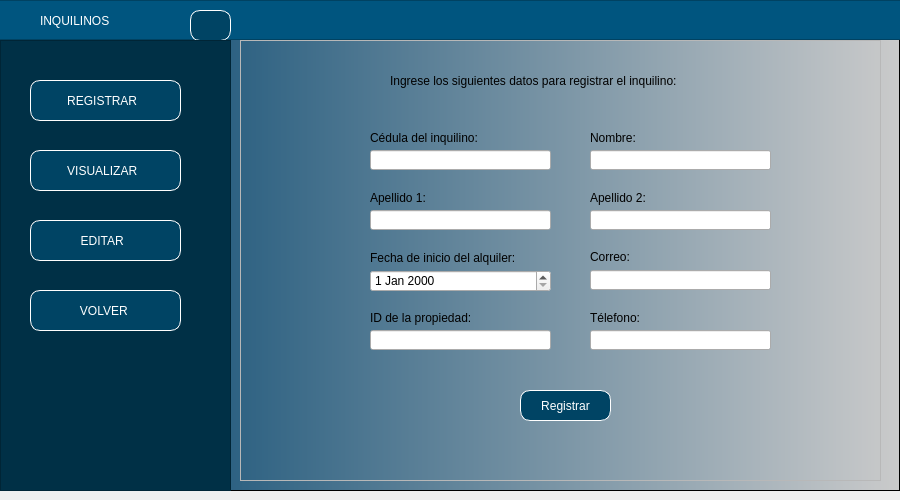
First picture: the form in InterfazGrafica/ventanaRegistrarInquilino.ui, repository nicoArley/gestionPropiedades, before the edit.
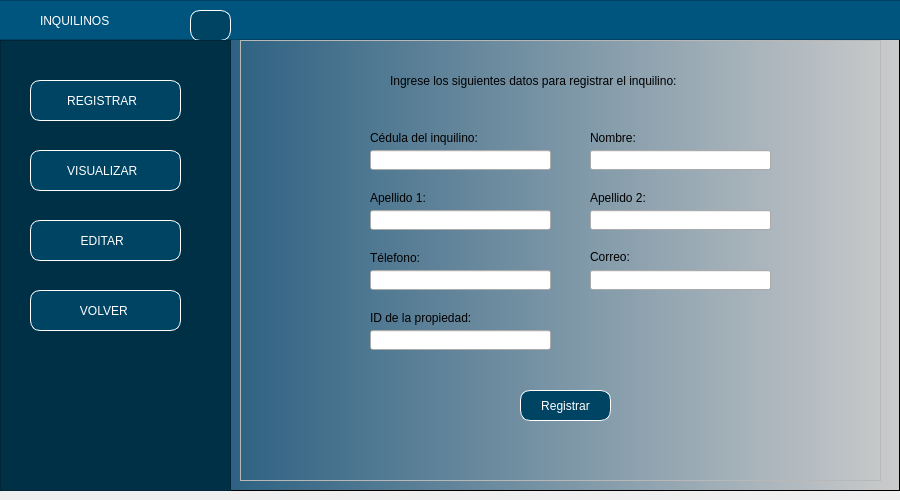
Second picture: the form after the edit. Icons and pictures are not drawn.

What changed in the file:
```diff
--- a/InterfazGrafica/ventanaRegistrarInquilino.ui
+++ b/InterfazGrafica/ventanaRegistrarInquilino.ui
@@ -357,23 +357,6 @@
            <string>Apellido 2:</string>
           </property>
          </widget>
-         <widget class="QLabel" name="label_7">
-          <property name="geometry">
-           <rect>
-            <x>140</x>
-            <y>210</y>
-            <width>161</width>
-            <height>16</height>
-           </rect>
-          </property>
-          <property name="styleSheet">
-           <string notr="true">font: 9pt &quot;Arial&quot;;
-</string>
-          </property>
-          <property name="text">
-           <string>Fecha de inicio del alquiler:</string>
-          </property>
-         </widget>
          <widget class="QLabel" name="label_8">
           <property name="geometry">
            <rect>
@@ -468,43 +451,6 @@
            <string>Registrar</string>
           </property>
          </widget>
-         <widget class="QLabel" name="label_10">
-          <property name="geometry">
-           <rect>
-            <x>360</x>
-            <y>270</y>
-            <width>161</width>
-            <height>16</height>
-           </rect>
-          </property>
-          <property name="styleSheet">
-           <string notr="true">font: 9pt &quot;Arial&quot;;
-</string>
-          </property>
-          <property name="text">
-           <string>Télefono:</string>
-          </property>
-         </widget>
-         <widget class="QLineEdit" name="txtTelefono">
-          <property name="geometry">
-           <rect>
-            <x>360</x>
-            <y>290</y>
-            <width>181</width>
-            <height>20</height>
-           </rect>
-          </property>
-         </widget>
-         <widget class="QDateEdit" name="date">
-          <property name="geometry">
-           <rect>
-            <x>140</x>
-            <y>230</y>
-            <width>181</width>
-            <height>22</height>
-           </rect>
-          </property>
-         </widget>
          <widget class="QLabel" name="label_23">
           <property name="geometry">
            <rect>
@@ -532,6 +478,33 @@
            </rect>
           </property>
          </widget>
+         <widget class="QLineEdit" name="txtTelefono_2">
+          <property name="geometry">
+           <rect>
+            <x>140</x>
+            <y>230</y>
+            <width>181</width>
+            <height>20</height>
+           </rect>
+          </property>
+         </widget>
+         <widget class="QLabel" name="label_11">
+          <property name="geometry">
+           <rect>
+            <x>140</x>
+            <y>210</y>
+            <width>161</width>
+            <height>16</height>
+           </rect>
+          </property>
+          <property name="styleSheet">
+           <string notr="true">font: 9pt &quot;Arial&quot;;
+</string>
+          </property>
+          <property name="text">
+           <string>Télefono:</string>
+          </property>
+         </widget>
         </widget>
        </widget>
       </widget>
```
